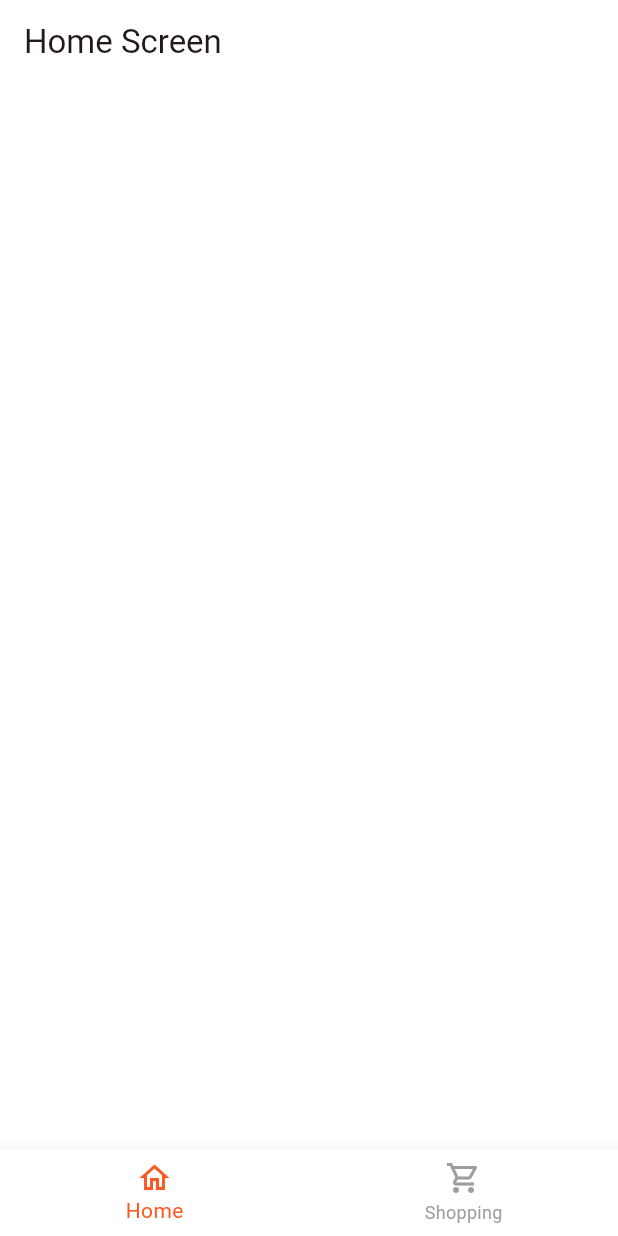
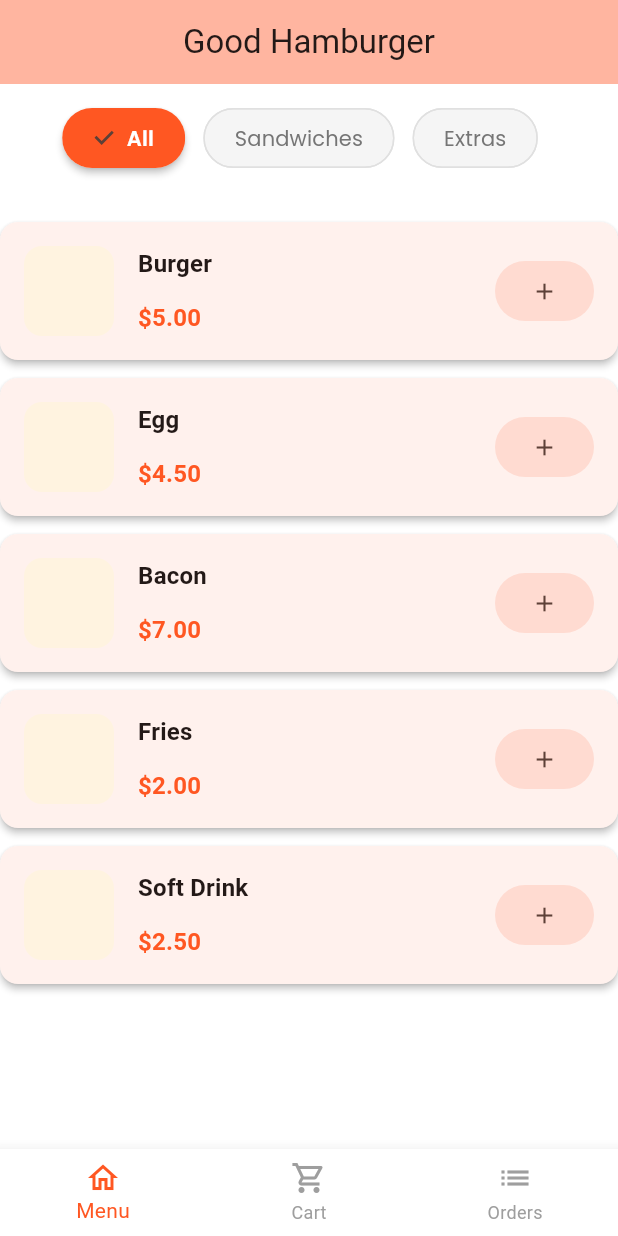
Before and after one commit to ricbrands/good_hamburger_app, a Flutter app: the screen it shows after launch, on a phone screen of 412 x 824 dp. Run offline on Flutter 3.47's test engine with Material 3 defaults, Android fonts, the phone set to English and light mode, and no system bars; our stand-ins replace get, get_storage, google_fonts.

Commit message:
feat: added list products

```diff
--- /dev/null
+++ b/lib/models/menu_item.dart
@@ -0,0 +1,74 @@
+enum MenuCategory { sandwich, extra }
+
+class MenuItem {
+  final String id;
+  final String name;
+  final double price;
+  final MenuCategory category;
+
+
+  const MenuItem({
+    required this.id,
+    required this.name,
+    required this.price,
+    required this.category,
+  });
+
+  Map<String, dynamic> toJson() {
+    return {
+      'id': id,
+      'name': name,
+      'price': price,
+      'category': category.name,
+    };
+  }
+
+  factory MenuItem.fromJson(Map<String, dynamic> json) {
+    return MenuItem(
+      id: json['id'],
+      name: json['name'],
+      price: json['price'],
+      category: MenuCategory.values.firstWhere((e) => e.name == json['category']),
+    );
+  }
+}
+
+class MenuData {
+  static const List<MenuItem> sandwiches = [
+    MenuItem(
+      id: '123',
+      name: 'Burger',
+      price: 5.00,
+      category: MenuCategory.sandwich,
+    ),
+    MenuItem(
+      id: '456',
+      name: 'Egg',
+      price: 4.50,
+      category: MenuCategory.sandwich,
+    ),
+    MenuItem(
+      id: '789',
+      name: 'Bacon',
+      price: 7.00,
+      category: MenuCategory.sandwich,
+    ),
+  ];
+
+  static const List<MenuItem> extras = [
+    MenuItem(
+      id: '111',
+      name: 'Fries',
+      price: 2.00,
+      category: MenuCategory.extra,
+    ),
+    MenuItem(
+      id: '222',
+      name: 'Soft Drink',
+      price: 2.50,
+      category: MenuCategory.extra,
+    ),
+  ];
+
+  static List<MenuItem> get allItems => [...sandwiches, ...extras];
+}
--- a/lib/utils/app_textstyles.dart
+++ b/lib/utils/app_textstyles.dart
@@ -1,7 +1,7 @@
 import 'package:flutter/material.dart';
 import 'package:google_fonts/google_fonts.dart';
 
-class AppTextstyles {
+class AppTextStyle {
   static TextStyle h1 = GoogleFonts.poppins(
     fontSize: 32,
     fontWeight: FontWeight.w700,
--- a/lib/view/shopping_screen.dart
+++ b/lib/view/cart_screen.dart
@@ -1,13 +1,13 @@
 import 'package:flutter/material.dart';
 
-class ShoppingScreen extends StatelessWidget {
-  const ShoppingScreen({super.key});
+class CartScreen extends StatelessWidget {
+  const CartScreen({super.key});
 
   @override
   Widget build(BuildContext context) {
     return Scaffold(
       appBar: AppBar(
-        title: const Text('Shopping Screen'),
+        title: const Text('Cart Screen'),
       )
     );
   }
--- a/lib/view/home_screen.dart
+++ b/lib/view/home_screen.dart
@@ -1,4 +1,6 @@
 import 'package:flutter/material.dart';
+import 'package:good_hamburger_app/models/menu_item.dart';
+import 'package:good_hamburger_app/view/widgets/category_chips.dart';
 
 class HomeScreen extends StatelessWidget {
   const HomeScreen({super.key});
@@ -6,8 +8,110 @@ class HomeScreen extends StatelessWidget {
   @override
   Widget build(BuildContext context) {
     return Scaffold(
+      backgroundColor: Theme.of(context).scaffoldBackgroundColor,
       appBar: AppBar(
-        title: const Text('Home Screen'),
+        title: const Text('Good Hamburger'),
+        centerTitle: true,
+        backgroundColor: Theme.of(context).colorScheme.inversePrimary,
+      ),
+      body: Padding(
+              padding: const EdgeInsets.only(top: 16.0),
+              child:
+                SafeArea(
+                child: Column(
+                  children: [
+                    const CategoryChips(),
+                    const SizedBox(height: 24),
+                    _buildProductsSection(
+                      context,
+                      items: MenuData.allItems,
+                    ),
+                  ],
+                )
+              ),
+          ),
+    );
+  }
+
+  Widget _buildProductsSection(
+    BuildContext context, {
+    required List<MenuItem> items,
+  }){
+    return Column(
+      crossAxisAlignment: CrossAxisAlignment.start,
+      children: [
+        const SizedBox(height: 12),
+        ...items.map((item) => _MenuItemCard(item: item)),
+      ],
+    );
+  }
+}
+
+class _MenuItemCard extends StatelessWidget {
+  final MenuItem item;
+
+  const _MenuItemCard({required this.item});
+
+  @override
+  Widget build(BuildContext context) {
+    return Card(
+      margin: const EdgeInsets.only(bottom: 12),
+      elevation: 2,
+      shape: RoundedRectangleBorder(borderRadius: BorderRadius.circular(12)),
+      child: InkWell(
+        borderRadius: BorderRadius.circular(12),
+        onTap: () => _addToCart(context),
+        child: Padding(
+          padding: const EdgeInsets.all(16),
+          child: Row(
+            children: [
+              Container(
+                width: 60,
+                height: 60,
+                decoration: BoxDecoration(
+                  color: Colors.orange.shade50,
+                  borderRadius: BorderRadius.circular(12),
+                ),
+              ),
+              const SizedBox(width: 16),
+              Expanded(
+                child: Column(
+                  crossAxisAlignment: CrossAxisAlignment.start,
+                  children: [
+                    Text(
+                      item.name,
+                      style: Theme.of(context).textTheme.titleMedium?.copyWith(
+                            fontWeight: FontWeight.bold,
+                          ),
+                    ),
+                    const SizedBox(height: 4),
+                    const SizedBox(height: 8),
+                    Text(
+                      '\$${item.price.toStringAsFixed(2)}',
+                      style: Theme.of(context).textTheme.titleMedium?.copyWith(
+                            color: Theme.of(context).colorScheme.primary,
+                            fontWeight: FontWeight.bold,
+                          ),
+                    ),
+                  ],
+                ),
+              ),
+              FilledButton.tonal(
+                onPressed: () => _addToCart(context),
+                child: const Icon(Icons.add),
+              ),
+            ],
+          ),
+        ),
+      ),
+    );
+  }
+
+  void _addToCart(BuildContext context) {
+    ScaffoldMessenger.of(context).showSnackBar(
+      SnackBar(
+        content: Text('${item.name} added to cart!'),
+        duration: const Duration(seconds: 1),
       ),
     );
   }
--- a/lib/view/main_screen.dart
+++ b/lib/view/main_screen.dart
@@ -3,7 +3,7 @@ import 'package:get/get.dart';
 import 'package:good_hamburger_app/controllers/navigation_controller.dart';
 import 'package:good_hamburger_app/controllers/theme_controller.dart';
 import 'package:good_hamburger_app/view/home_screen.dart';
-import 'package:good_hamburger_app/view/shopping_screen.dart';
+import 'package:good_hamburger_app/view/cart_screen.dart';
 import 'package:good_hamburger_app/view/widgets/custom_bottom_navbar.dart';
 
 class MainScreen extends StatelessWidget {
@@ -24,7 +24,7 @@ class MainScreen extends StatelessWidget {
               index: navigationController.currentIndex.value,
               children: [
                 HomeScreen(),
-                ShoppingScreen(),
+                CartScreen(),
               ],
             )
           )
--- /dev/null
+++ b/lib/view/widgets/category_chips.dart
@@ -0,0 +1,73 @@
+import 'package:flutter/material.dart';
+import 'package:good_hamburger_app/utils/app_textstyles.dart';
+
+class CategoryChips extends StatefulWidget {
+  const CategoryChips({super.key});
+
+  @override
+  State<CategoryChips> createState() => _CategoryChipsState();
+}
+
+class _CategoryChipsState extends State<CategoryChips> {
+  int selectedIndex = 0;
+  final categories = [
+    "All",
+    "Sandwiches",
+    "Extras"
+  ];
+  @override
+  Widget build(BuildContext context) {
+    return SingleChildScrollView(
+      scrollDirection: Axis.horizontal,
+      padding: const EdgeInsets.symmetric(horizontal: 16),
+      child: Row(
+        children: List.generate(
+          categories.length,
+          (index) => Padding(
+            padding: EdgeInsets.only(right: 12),
+            child: AnimatedContainer(duration: const Duration(microseconds: 300),
+            curve: Curves.easeInOut,
+            child: ChoiceChip(
+              label: Text(
+                categories[index],
+                style: AppTextStyle.withColor(
+                  selectedIndex == index
+                  ? AppTextStyle.withWeight(AppTextStyle.bodySmall, FontWeight.w600)
+                  : AppTextStyle.bodySmall,
+                  selectedIndex == index ?
+                  Colors.white : Colors.grey[600]!,
+                ),
+              ),
+              selected: selectedIndex == index,
+              onSelected: (bool selected) {
+                setState(() {
+                  selectedIndex = selected ? index : selectedIndex;
+                });
+              },
+              selectedColor: Theme.of(context).primaryColor,
+              backgroundColor: Colors.grey[100],
+              shape: RoundedRectangleBorder(
+                borderRadius: BorderRadius.circular(20),
+              ),
+              elevation: selectedIndex == index ? 2 : 0,
+              pressElevation: 0,
+              padding: EdgeInsets.symmetric(
+                horizontal: 16,
+                vertical: 8
+              ),
+              labelPadding: EdgeInsets.symmetric(
+                horizontal: 4,
+                vertical: 1,
+              ),
+              materialTapTargetSize: MaterialTapTargetSize.shrinkWrap,
+              side: BorderSide(
+                color: selectedIndex == index ? Colors.transparent : Colors.grey[300]!,
+                width: 1,
+              ),
+            ),
+          ),
+        ),
+      ),
+    ),);
+  }
+}
--- a/lib/view/widgets/custom_bottom_navbar.dart
+++ b/lib/view/widgets/custom_bottom_navbar.dart
@@ -16,11 +16,15 @@ class CustomBottomNavbar extends StatelessWidget {
         items: const [
           BottomNavigationBarItem(
             icon: Icon(Icons.home_outlined),
-            label: 'Home',
+            label: 'Menu',
           ),
           BottomNavigationBarItem(
             icon: Icon(Icons.shopping_cart_outlined),
-            label: 'Shopping',
+            label: 'Cart',
+          ),
+          BottomNavigationBarItem(
+            icon: Icon(Icons.list),
+            label: 'Orders',
           ),
         ]
       )
```
